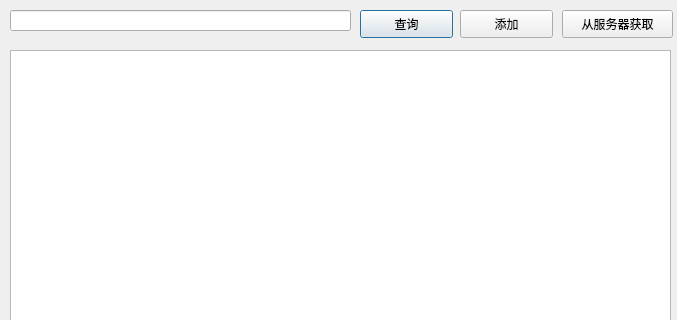
Knok0ut/BTCapture, file ui/BlackListDialog.ui: the form before one commit; both pictures show x 0 to 677 and y 0 to 320 of the 677 by 476 pixel window.
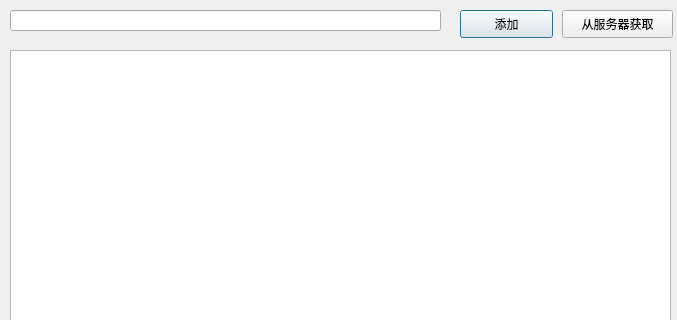
The form after the commit.

Patch:
```diff
--- a/ui/BlackListDialog.ui
+++ b/ui/BlackListDialog.ui
@@ -28,24 +28,11 @@
     <rect>
      <x>10</x>
      <y>10</y>
-     <width>341</width>
+     <width>431</width>
      <height>21</height>
     </rect>
    </property>
   </widget>
-  <widget class="QPushButton" name="search">
-   <property name="geometry">
-    <rect>
-     <x>360</x>
-     <y>10</y>
-     <width>93</width>
-     <height>28</height>
-    </rect>
-   </property>
-   <property name="text">
-    <string>查询</string>
-   </property>
-  </widget>
   <widget class="QPushButton" name="add">
    <property name="geometry">
     <rect>
```
